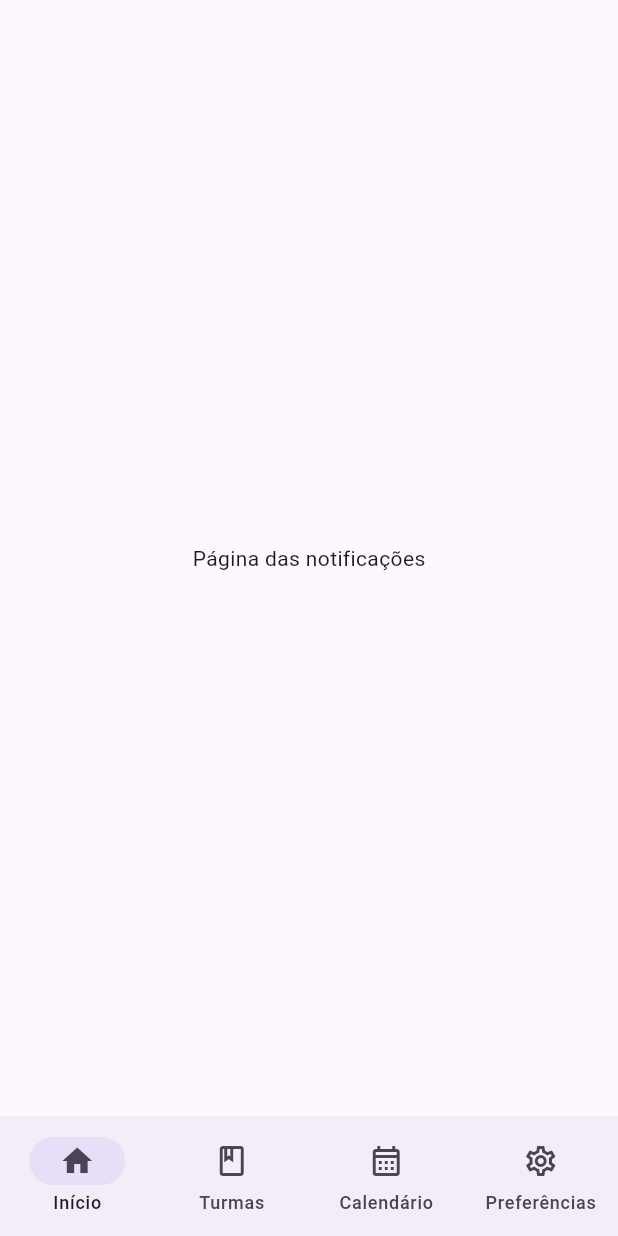
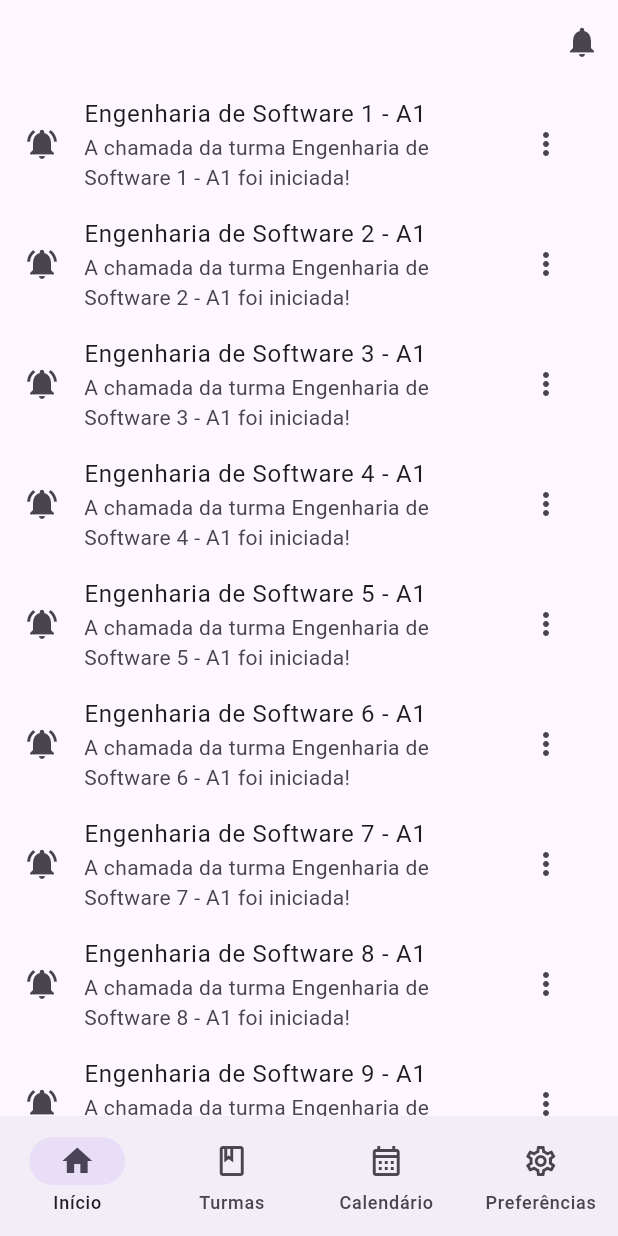
Before and after one commit to BrunaBecker/ESII-Chamada-Inteligente, a Flutter app: the NotificationsWidget screen opened by its route, on a phone screen of 412 x 824 dp. Run offline on Flutter 3.47's test engine with Material 2 defaults, Android fonts, the phone set to English and light mode, and no system bars; our stand-ins replace get, mask_text_input_formatter.

Commit message:
Add notifications page widgets

```diff
--- a/lib/app/app_bindings.dart
+++ b/lib/app/app_bindings.dart
@@ -2,6 +2,7 @@ import 'package:get/get.dart';
 
 import 'core/adapters/mask_adapter.dart';
 import 'core/enums/mask.dart';
+import 'pages/notifications/notifications_controller.dart';
 
 class AppBindings extends Bindings {
   @override
@@ -27,5 +28,8 @@ class AppBindings extends Bindings {
         ),
       ),
     );
+
+    // Controllers
+    Get.put<NotificationsController>(NotificationsController());
   }
 }
--- /dev/null
+++ b/lib/app/pages/notifications/notifications_controller.dart
@@ -0,0 +1,44 @@
+import 'package:get/get.dart';
+
+class NotificationsController extends GetxController {
+  final _isLoading = true.obs;
+  final _notifications = <Map<String, dynamic>>[].obs;
+
+  bool get isLoading => _isLoading.value;
+  List get notifications => _notifications.toList();
+  List get unreadNotifications => _notifications.where((element) => !element["isRead"]).toList();
+  List get readNotifications => _notifications.where((element) => element["isRead"]).toList();
+  int get totalUnreadNotifications => unreadNotifications.length;
+
+  @override
+  void onReady() {
+    _isLoading.value = true;
+    // TODO: get notifications
+    for (var i = 1; i <= 10; i++) {
+      _notifications.add({
+        "id": i,
+        "title": "Engenharia de Software $i - A1",
+        "description": "A chamada da turma Engenharia de Software $i - A1 foi iniciada!",
+        "isRead": false,
+      });
+    }
+
+    _isLoading.value = false;
+    super.onReady();
+  }
+
+  void toggleReadNotification(int id) {
+    final index = _notifications.indexWhere((element) => element["id"] == id);
+    if (index != -1) {
+      _notifications[index]["isRead"] = !_notifications[index]["isRead"];
+    }
+    update();
+  }
+
+  void removeNotification(int id) {
+    final index = _notifications.indexWhere((element) => element["id"] == id);
+    if (index != -1) {
+      _notifications.removeAt(index);
+    }
+  }
+}
--- a/lib/app/pages/notifications/notifications_widget.dart
+++ b/lib/app/pages/notifications/notifications_widget.dart
@@ -1,6 +1,9 @@
 import 'package:flutter/material.dart';
+import 'package:get/get.dart';
 
 import '../../core/widgets/bottom_nav_bar.dart';
+import '../../core/widgets/spacing.dart';
+import 'notifications_controller.dart';
 
 class NotificationsWidget extends StatelessWidget {
   const NotificationsWidget({super.key});
@@ -8,9 +11,60 @@ class NotificationsWidget extends StatelessWidget {
   @override
   Widget build(BuildContext context) {
     return Scaffold(
-      body: Container(
-        alignment: Alignment.center,
-        child: const Text("Página das notificações"),
+      appBar: AppBar(
+        automaticallyImplyLeading: false,
+        actions: [
+          IconButton(
+            icon: const Icon(Icons.notifications),
+            onPressed: () {
+              Get.back();
+            },
+          ),
+        ],
+      ),
+      body: GetBuilder(
+        init: Get.find<NotificationsController>(),
+        builder: (controller) => Obx(
+          () => controller.isLoading
+              ? const Center(
+                  child: CircularProgressIndicator(),
+                )
+              : ListView.builder(
+                  itemCount: controller.notifications.length,
+                  itemBuilder: (context, index) {
+                    final notification = controller.notifications[index];
+                    return ListTile(
+                      leading: notification["isRead"] ? const Icon(Icons.notifications_outlined) : const Icon(Icons.notifications_active),
+                      title: Text(notification["title"]),
+                      subtitle: Text(notification["description"]),
+                      trailing: PopupMenuButton(
+                        itemBuilder: (BuildContext context) => [
+                          PopupMenuItem(
+                            onTap: () => controller.toggleReadNotification(notification["id"]),
+                            child: Row(
+                              children: [
+                                const Icon(Icons.cut),
+                                const Spacing(4.0),
+                                Text("Marcar como ${notification["isRead"] ? "não " : ""}lida"),
+                              ],
+                            ),
+                          ),
+                          PopupMenuItem(
+                            onTap: () => controller.removeNotification(notification["id"]),
+                            child: const Row(
+                              children: [
+                                Icon(Icons.delete_outline),
+                                Spacing(4.0),
+                                Text("Excluir"),
+                              ],
+                            ),
+                          ),
+                        ],
+                      ),
+                    );
+                  },
+                ),
+        ),
       ),
       bottomNavigationBar: const BottomNavBar(),
     );
```
